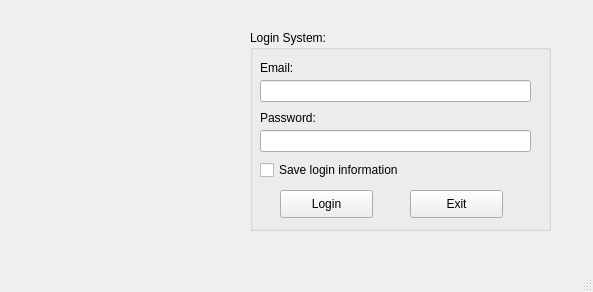
Before: the Qt Designer form ss05_0810_retail/retail_project/ui/LoginMainWindow.ui in japando24/ML_K23416, drawn with Qt 5.
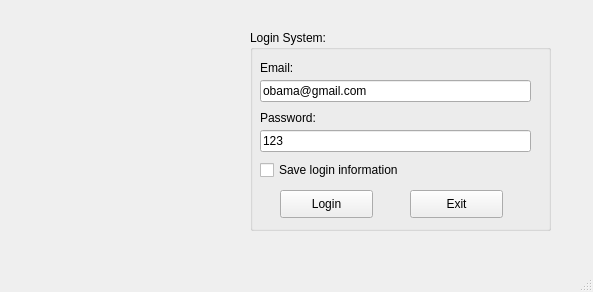
After: the same form once the commit is applied. Icons and pictures are not drawn.

The edit to the form file:
```diff
--- a/ss05_0810_retail/retail_project/ui/LoginMainWindow.ui
+++ b/ss05_0810_retail/retail_project/ui/LoginMainWindow.ui
@@ -61,6 +61,9 @@
        <height>22</height>
       </rect>
      </property>
+     <property name="text">
+      <string>obama@gmail.com</string>
+     </property>
     </widget>
     <widget class="QLineEdit" name="lineEdit_Password">
      <property name="geometry">
@@ -71,6 +74,9 @@
        <height>22</height>
       </rect>
      </property>
+     <property name="text">
+      <string>123</string>
+     </property>
     </widget>
     <widget class="QCheckBox" name="checkBox_SaveLogin">
      <property name="geometry">
```
Left out of the diff: 3 changed lines with no effect on the pictures.
